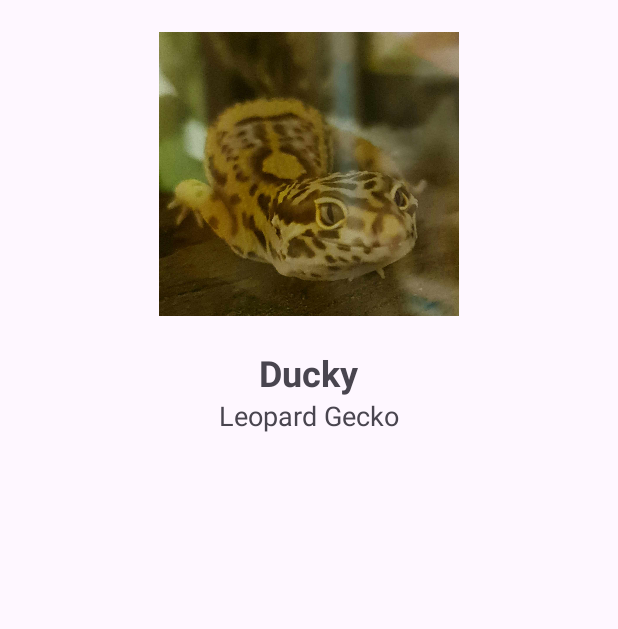
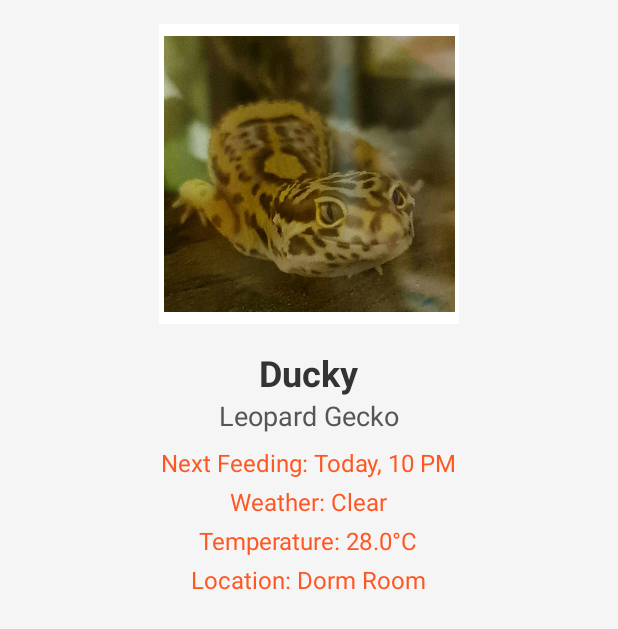
Before and after one commit to lexilure/MOBDEVE-MCO, an Android app: the screen it shows after launch (PetProfileActivity), after a tap on "Ducky", on a phone screen of 412 x 824 dp. Shown: the top 629 px of the screen. Run offline under Robolectric (Android 15) with nearby library versions, the phone set to English and light mode, and no system bars.

Commit message:
revised main + added pet details

```diff
--- a/app/src/main/java/mobdeve/com/s20/group3/mco/MainActivity.java
+++ b/app/src/main/java/mobdeve/com/s20/group3/mco/MainActivity.java
@@ -29,10 +29,10 @@ public class MainActivity extends AppCompatActivity {
 
         // Prepare the dummy data
         List<Pet> petList = new ArrayList<>();
-        petList.add(new Pet("Buddy", "Dog", R.drawable.dog));
-        petList.add(new Pet("Whiskers", "Cat", R.drawable.cat));
-        petList.add(new Pet("Polly", "Parrot", R.drawable.parrot));
-        petList.add(new Pet("Ducky", "Leopard Gecko", R.drawable.leopardgecko));
+        petList.add(new Pet("Buddy", "Dog", R.drawable.dog, "Tomorrow, 7 AM", "Sunny", 22.5, "Home"));
+        petList.add(new Pet("Whiskers", "Cat", R.drawable.cat, "Today, 6 PM", "Cloudy", 24.0, "Apartment"));
+        petList.add(new Pet("Polly", "Parrot", R.drawable.parrot, "Tomorrow, 8 AM", "Rainy", 23.3, "Home"));
+        petList.add(new Pet("Ducky", "Leopard Gecko", R.drawable.leopardgecko, "Today, 10 PM", "Clear", 28.0, "Dorm Room"));
 
         // Set up the RecyclerView
         RecyclerView petsRecyclerView = findViewById(R.id.petsRecyclerView);
--- a/app/src/main/java/mobdeve/com/s20/group3/mco/Pet.java
+++ b/app/src/main/java/mobdeve/com/s20/group3/mco/Pet.java
@@ -3,14 +3,24 @@ package mobdeve.com.s20.group3.mco;
 public class Pet {
     private String name;
     private String type;
+    private double temp;
     private int imageResId; // Resource ID for the image in drawable
+    private String nextFeedingSchedule;
+    private String areaWeather;
+    private double areaTemperature;
+    private String petLocation;
 
-    public Pet(String name, String type, int imageResId) {
+    public Pet(String name, String type, int imageResId, String nextFeedingSchedule, String areaWeather, double areaTemperature, String petLocation) {
         this.name = name;
         this.type = type;
         this.imageResId = imageResId;
+        this.nextFeedingSchedule = nextFeedingSchedule;
+        this.areaWeather = areaWeather;
+        this.areaTemperature = areaTemperature;
+        this.petLocation = petLocation;
     }
 
+    // Getters
     public String getName() {
         return name;
     }
@@ -22,4 +32,20 @@ public class Pet {
     public int getImageResId() {
         return imageResId;
     }
+
+    public String getNextFeedingSchedule() {
+        return nextFeedingSchedule;
+    }
+
+    public String getAreaWeather() {
+        return areaWeather;
+    }
+
+    public double getAreaTemperature() {
+        return areaTemperature;
+    }
+
+    public String getPetLocation() {
+        return petLocation;
+    }
 }
--- a/app/src/main/java/mobdeve/com/s20/group3/mco/PetAdapter.java
+++ b/app/src/main/java/mobdeve/com/s20/group3/mco/PetAdapter.java
@@ -56,6 +56,13 @@ public class PetAdapter extends RecyclerView.Adapter<PetAdapter.PetViewHolder> {
             intent.putExtra("pet_name", currentPet.getName());
             intent.putExtra("pet_type", currentPet.getType());
             intent.putExtra("pet_image", currentPet.getImageResId());
+
+            // Pass the new data
+            intent.putExtra("next_feeding", currentPet.getNextFeedingSchedule());
+            intent.putExtra("area_weather", currentPet.getAreaWeather());
+            intent.putExtra("area_temp", currentPet.getAreaTemperature()); // Make sure this is a double
+            intent.putExtra("pet_location", currentPet.getPetLocation());
+
             context.startActivity(intent);
         });
     }
--- a/app/src/main/java/mobdeve/com/s20/group3/mco/PetProfileActivity.java
+++ b/app/src/main/java/mobdeve/com/s20/group3/mco/PetProfileActivity.java
@@ -19,14 +19,26 @@ public class PetProfileActivity extends AppCompatActivity {
         String petName = intent.getStringExtra("pet_name");
         String petType = intent.getStringExtra("pet_type");
         int petImageResId = intent.getIntExtra("pet_image", 0);
+        String nextFeeding = intent.getStringExtra("next_feeding");
+        String areaWeather = intent.getStringExtra("area_weather");
+        double areaTemp = intent.getDoubleExtra("area_temp", 0.0);
+        String petLocation = intent.getStringExtra("pet_location");
 
         // Capture the layout's TextViews and ImageView and set the values
         TextView nameTextView = findViewById(R.id.petProfileName);
         TextView typeTextView = findViewById(R.id.petProfileType);
         ImageView petImageView = findViewById(R.id.petProfileImage);
+        TextView nextFeedingTextView = findViewById(R.id.petProfileNextFeeding); // New
+        TextView areaWeatherTextView = findViewById(R.id.petProfileAreaWeather); // New
+        TextView areaTempTextView = findViewById(R.id.petProfileAreaTemp);       // New
+        TextView petLocationTextView = findViewById(R.id.petProfileLocation);    // New
 
         nameTextView.setText(petName);
         typeTextView.setText(petType);
         petImageView.setImageResource(petImageResId);
+        nextFeedingTextView.setText("Next Feeding: " + nextFeeding);
+        areaWeatherTextView.setText("Weather: " + areaWeather);
+        areaTempTextView.setText("Temperature: " + areaTemp + "°C");
+        petLocationTextView.setText("Location: " + petLocation);
     }
 }
--- a/app/src/main/res/layout/activity_main.xml
+++ b/app/src/main/res/layout/activity_main.xml
@@ -22,7 +22,7 @@
         android:id="@+id/servicesTitle"
         android:layout_width="wrap_content"
         android:layout_height="wrap_content"
-        android:text="Services"
+        android:text="Pet Care"
         android:textSize="20sp"
         android:textStyle="bold"
         android:layout_marginTop="16dp"
@@ -40,17 +40,17 @@
         android:layout_below="@id/servicesTitle"
         android:layout_centerHorizontal="true">
 
-        <!-- Individual Service Item (Grooming) -->
         <LinearLayout
             android:layout_width="wrap_content"
             android:layout_height="wrap_content"
-            android:layout_margin="8dp"
+            android:layout_margin="16dp"
             android:gravity="center"
             android:orientation="vertical">
 
             <ImageView
                 android:layout_width="80dp"
                 android:layout_height="80dp"
+                android:src="@drawable/grooming"
                 android:contentDescription="Grooming" />
 
             <TextView
@@ -60,17 +60,17 @@
                 android:text="Grooming" />
         </LinearLayout>
 
-        <!-- Individual Service Item (Veterinary) -->
         <LinearLayout
             android:layout_width="wrap_content"
             android:layout_height="wrap_content"
-            android:layout_margin="8dp"
+            android:layout_margin="16dp"
             android:gravity="center"
             android:orientation="vertical">
 
             <ImageView
                 android:layout_width="80dp"
                 android:layout_height="80dp"
+                android:src="@drawable/vet"
                 android:contentDescription="Veterinary" />
 
             <TextView
@@ -80,24 +80,24 @@
                 android:text="Veterinary" />
         </LinearLayout>
 
-        <!-- Individual Service Item (Pet Walking) -->
         <LinearLayout
             android:layout_width="wrap_content"
             android:layout_height="wrap_content"
-            android:layout_margin="8dp"
+            android:layout_margin="16dp"
             android:gravity="center"
             android:orientation="vertical">
 
             <ImageView
                 android:layout_width="80dp"
                 android:layout_height="80dp"
-                android:contentDescription="Pet Walking" />
+                android:src="@drawable/feeding"
+                android:contentDescription="Feeding" />
 
             <TextView
                 android:layout_width="wrap_content"
                 android:layout_height="wrap_content"
                 android:layout_marginTop="8dp"
-                android:text="Pet Walking" />
+                android:text="Feeding" />
         </LinearLayout>
     </GridLayout>
 
--- a/app/src/main/res/layout/activity_pet_profile.xml
+++ b/app/src/main/res/layout/activity_pet_profile.xml
@@ -4,24 +4,29 @@
     android:layout_width="match_parent"
     android:layout_height="match_parent"
     android:orientation="vertical"
-    android:padding="16dp">
+    android:padding="16dp"
+    android:background="#F5F5F5"> <!-- Light grey background -->
 
     <ImageView
         android:id="@+id/petProfileImage"
         android:layout_width="200dp"
         android:layout_height="200dp"
         android:layout_gravity="center"
-        android:contentDescription="Pet Image"/>
+        android:contentDescription="Pet Image"
+        android:scaleType="centerCrop"
+        android:padding="8dp"
+        android:background="#FFFFFF"
+        android:layout_marginBottom="16dp"/>
 
     <TextView
         android:id="@+id/petProfileName"
         android:layout_width="wrap_content"
         android:layout_height="wrap_content"
-        android:layout_marginTop="16dp"
         android:text="Pet Name"
         android:textSize="24sp"
         android:textStyle="bold"
-        android:layout_gravity="center"/>
+        android:layout_gravity="center"
+        android:textColor="#333333"/> <!-- Dark grey for name -->
 
     <TextView
         android:id="@+id/petProfileType"
@@ -29,5 +34,47 @@
         android:layout_height="wrap_content"
         android:text="Pet Type"
         android:textSize="18sp"
-        android:layout_gravity="center"/>
+        android:layout_gravity="center"
+        android:textColor="#555555"/> <!-- Medium grey for type -->
+
+    <!-- New TextViews for additional details -->
+    <TextView
+        android:id="@+id/petProfileNextFeeding"
+        android:layout_width="wrap_content"
+        android:layout_height="wrap_content"
+        android:text="Next Feeding: Not Set"
+        android:textSize="16sp"
+        android:layout_marginTop="8dp"
+        android:layout_gravity="center"
+        android:textColor="#FF5722"/> <!-- Orange for next feeding -->
+
+    <TextView
+        android:id="@+id/petProfileAreaWeather"
+        android:layout_width="wrap_content"
+        android:layout_height="wrap_content"
+        android:text="Area Weather: Not Set"
+        android:textSize="16sp"
+        android:layout_marginTop="4dp"
+        android:layout_gravity="center"
+        android:textColor="#FF5722"/> <!-- Orange for area weather -->
+
+    <TextView
+        android:id="@+id/petProfileAreaTemp"
+        android:layout_width="wrap_content"
+        android:layout_height="wrap_content"
+        android:text="Area Temperature: Not Set"
+        android:textSize="16sp"
+        android:layout_marginTop="4dp"
+        android:layout_gravity="center"
+        android:textColor="#FF5722"/> <!-- Orange for area temperature -->
+
+    <TextView
+        android:id="@+id/petProfileLocation"
+        android:layout_width="wrap_content"
+        android:layout_height="wrap_content"
+        android:text="Location: Not Set"
+        android:textSize="16sp"
+        android:layout_marginTop="4dp"
+        android:layout_gravity="center"
+        android:textColor="#FF5722"/> <!-- Orange for location -->
 </LinearLayout>
```
Also changed, not shown: app/src/main/res/drawable/feeding.png (added), app/src/main/res/drawable/grooming.png (added), app/src/main/res/drawable/vet.png (added), 180 other files.
